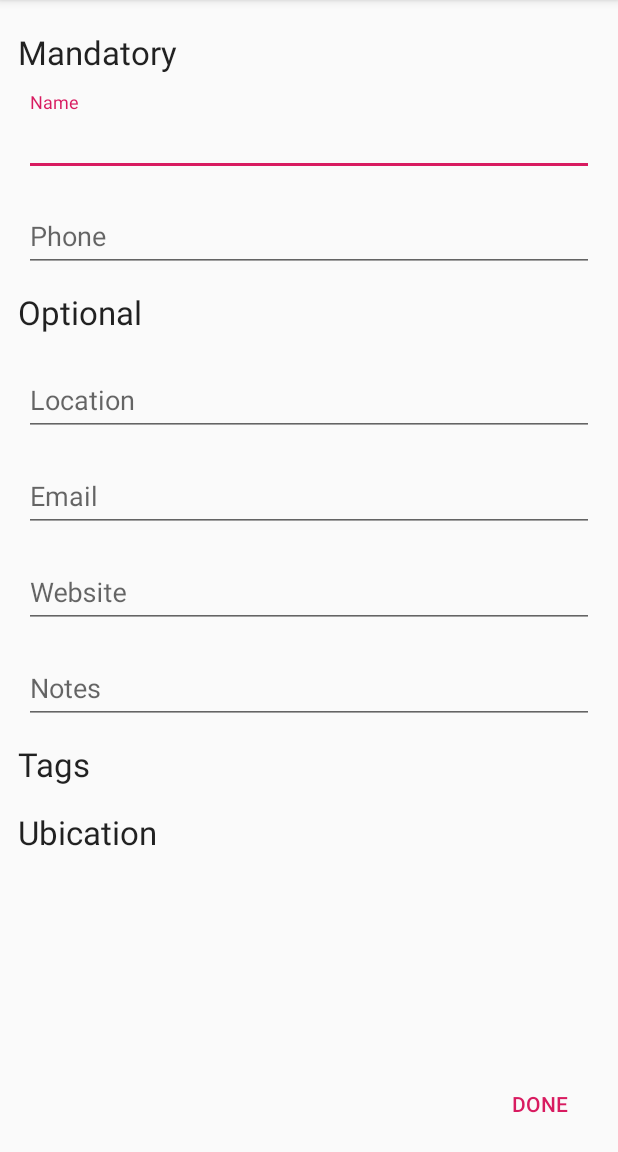
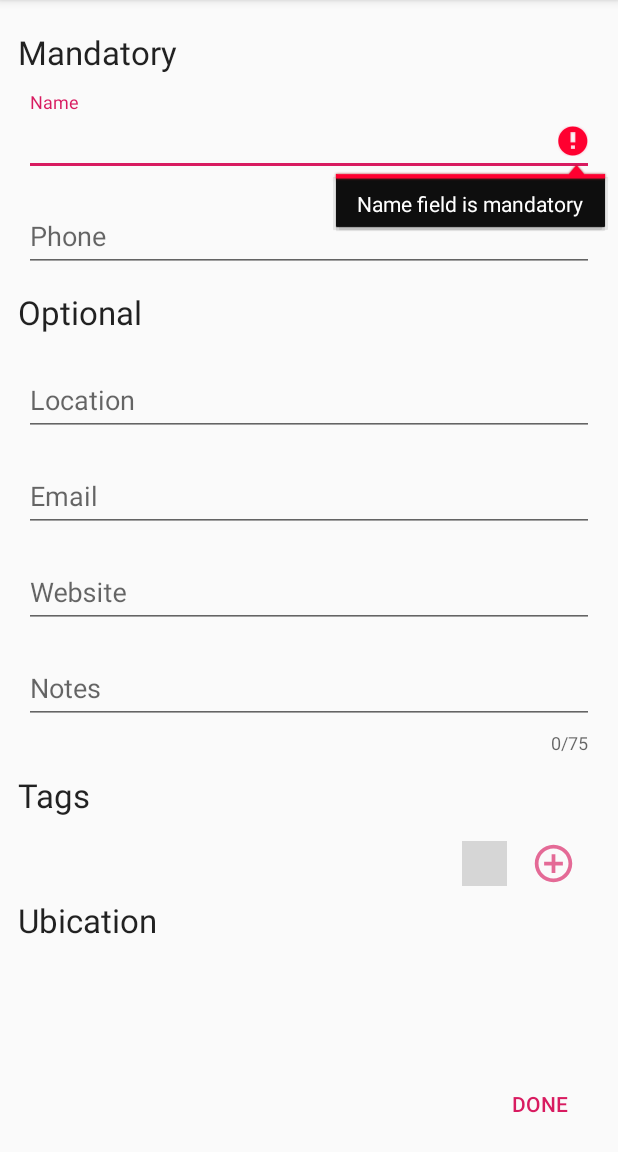
Before and after one commit to 155541/MySites, an Android app: the EditItemActivity screen opened directly, with no data from a screen before it, after a tap on "DONE", on a phone screen of 412 x 824 dp, the part 84-1236 px from its top. Run offline under Robolectric (Android 15) with nearby library versions, the phone set to English and light mode, and no system bars; grey boxes are pictures that could not be loaded.

Commit message:
item - creating activity

```diff
--- a/app/src/main/java/revolhope/splanes/com/mysites/model/Item.java
+++ b/app/src/main/java/revolhope/splanes/com/mysites/model/Item.java
@@ -3,6 +3,7 @@ package revolhope.splanes.com.mysites.model;
 import android.support.annotation.NonNull;
 import android.support.annotation.Nullable;
 
+import java.util.List;
 import java.util.UUID;
 
 public class Item
--- a/app/src/main/java/revolhope/splanes/com/mysites/view/EditItemActivity.java
+++ b/app/src/main/java/revolhope/splanes/com/mysites/view/EditItemActivity.java
@@ -125,13 +125,52 @@ public class EditItemActivity extends AppCompatActivity
         });
     }
 
+    @Override
+    protected void onResume()
+    {
+        super.onResume();
+
+
+    }
+
     private boolean checkFields()
     {
-        boolean ok = true;
+        String str = editText_name.getText().toString();
 
+        if (str.isEmpty())
+        {
+            editText_name.setError("Name field is mandatory");
+            editText_name.requestFocus();
+            return false;
+        }
+        else
+        {
+            editText_name.setError(null);
+        }
 
+        str = editText_phone.getText().toString();
 
-        return ok;
+        if (str.isEmpty())
+        {
+            editText_phone.setError("Phone field is mandatory");
+            editText_phone.requestFocus();
+            return false;
+        }
+
+        str = editText_notes.getText().toString();
+
+        if (str.length() > 75)
+        {
+            editText_notes.setError("Length must not be longer than 75 characters");
+            editText_notes.requestFocus();
+            return false;
+        }
+        else
+        {
+            editText_notes.setError(null);
+        }
+
+        return true;
     }
 
     @Override
--- a/app/src/main/res/layout/activity_edit_item.xml
+++ b/app/src/main/res/layout/activity_edit_item.xml
@@ -64,7 +64,7 @@
                     android:layout_height="wrap_content"
                     android:hint="@string/promp_item_name_mandatory"
                     android:inputType="textCapSentences"
-                    android:textSize="18sp" />
+                    android:textSize="18sp"/>
             </android.support.design.widget.TextInputLayout>
 
             <android.support.design.widget.TextInputLayout
@@ -77,7 +77,7 @@
                     android:layout_width="match_parent"
                     android:layout_height="wrap_content"
                     android:hint="@string/promp_item_phone_mandatory"
-                    android:inputType="textCapSentences"
+                    android:inputType="phone"
                     android:textSize="18sp" />
             </android.support.design.widget.TextInputLayout>
 
@@ -113,7 +113,7 @@
                     android:layout_width="match_parent"
                     android:layout_height="wrap_content"
                     android:hint="@string/promp_item_email"
-                    android:inputType="textCapSentences"
+                    android:inputType="textEmailAddress"
                     android:textSize="18sp" />
             </android.support.design.widget.TextInputLayout>
 
@@ -127,14 +127,16 @@
                     android:layout_width="match_parent"
                     android:layout_height="wrap_content"
                     android:hint="@string/promp_item_web"
-                    android:inputType="textCapSentences"
+                    android:inputType="textWebEditText"
                     android:textSize="18sp" />
             </android.support.design.widget.TextInputLayout>
 
             <android.support.design.widget.TextInputLayout
                 android:layout_width="match_parent"
                 android:layout_height="wrap_content"
-                android:padding="4dp">
+                android:padding="4dp"
+                app:counterEnabled="true"
+                app:counterMaxLength="75">
 
                 <android.support.design.widget.TextInputEditText
                     android:id="@+id/editText_itemNotes"
@@ -158,7 +160,34 @@
                 android:layout_width="match_parent"
                 android:layout_height="wrap_content"/>
 
+            <LinearLayout
+                android:layout_width="match_parent"
+                android:layout_height="wrap_content"
+                android:layout_marginTop="8dp"
+                android:orientation="horizontal"
+                android:gravity="end">
 
+                <ImageView
+                    android:id="@+id/imageView_item_add_tag"
+                    android:layout_width="30dp"
+                    android:layout_height="30dp"
+                    android:contentDescription="@string/contentDescription"
+                    android:src="@drawable/baseline_remove_circle_outline_black_18dp"
+                    android:tint="@color/colorAccent"
+                    android:alpha=".65"/>
+
+                <ImageView
+                    android:id="@+id/imageView_item_remove_tag"
+                    android:layout_width="30dp"
+                    android:layout_height="30dp"
+                    android:layout_marginEnd="16dp"
+                    android:layout_marginStart="16dp"
+                    android:contentDescription="@string/contentDescription"
+                    android:src="@drawable/ic_add_circle"
+                    android:tint="@color/colorAccent"
+                    android:alpha=".65"/>
+
+            </LinearLayout>
 
             <TextView
                 android:id="@+id/textView_ubication"
```
Also changed, not shown: app/src/main/java/revolhope/splanes/com/mysites/controller/TagAdapter.java (added, +70 -0 lines), app/src/main/res/layout/holder_tag.xml (added, +20 -0 lines).
